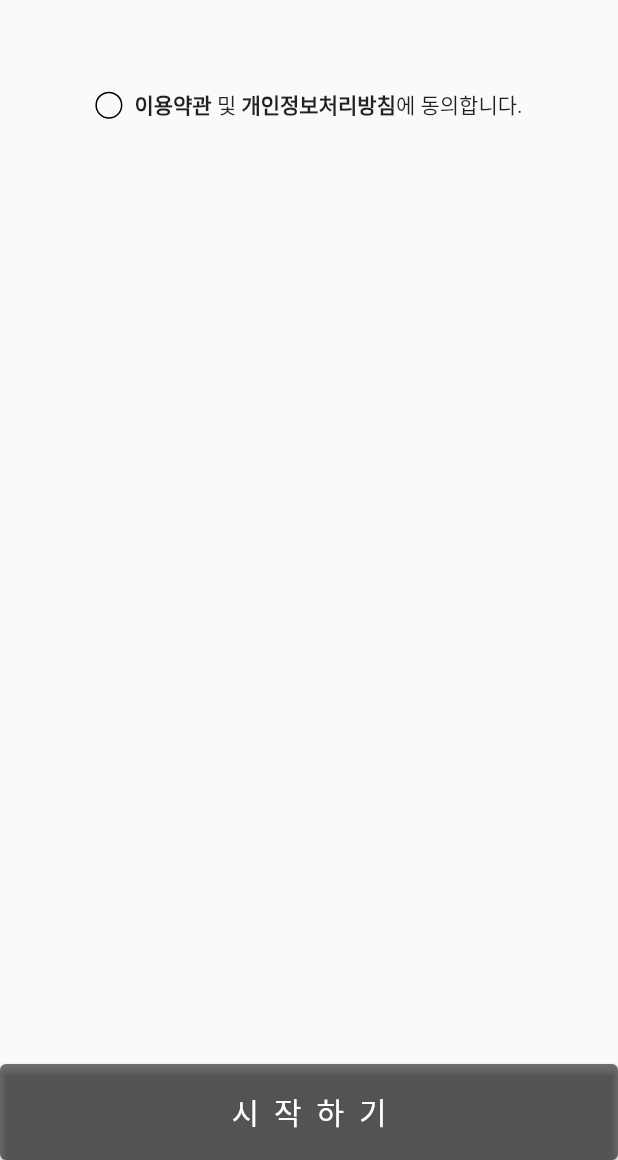
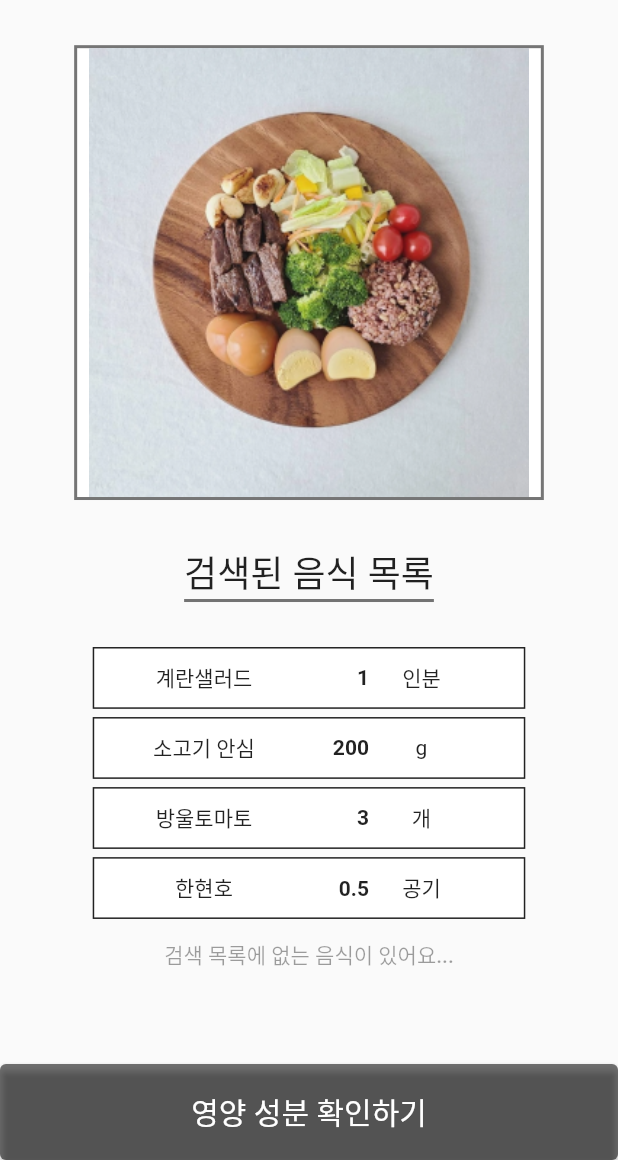
Before and after one commit to MAK-E-AT/Frontend, a Flutter app: the screen it shows after launch, on a phone screen of 412 x 824 dp, the part 76-1236 px from its top. Run offline on Flutter 3.47's test engine with Material 2 defaults, Android fonts, the phone set to English and light mode, and no system bars; our stand-ins replace flutter_dotenv, flutter_hooks, flutter_secure_storage, smooth_page_indicator, webview_flutter; missing offline and left inert: flutter_webview_plugin, kakao_flutter_sdk.

Commit message:
ui:검색된 음식목록 확인페이지\n 1. 구현 \n 2. 이미지 컨테이너에 항상 꽉차도록 수정 필\n 3. 네비게이션 바 구현 필 \n 4. 검색목록에 없는 음식이 있을 때 버튼 구현 필

```diff
--- a/makeat_fe/lib/views/analyzed_image_screen.dart
+++ b/makeat_fe/lib/views/analyzed_image_screen.dart
@@ -1,5 +1,4 @@
 import 'package:flutter/material.dart';
-import 'package:makeat_fe/widgets/custom_check_box.dart';
 
 import 'package:makeat_fe/widgets/custom_elevated_button.dart';
 
@@ -31,40 +30,115 @@ class _AnalyzedImageScreenState extends State<AnalyzedImageScreen> {
                     const SizedBox(
                       height: 30.0,
                     ),
+                    Container(
+                      decoration: BoxDecoration(
+                        color: Colors.white,
+                        border: Border.all(color: Colors.black54, width: 2),
+                      ),
+                      width: MediaQuery.of(context).size.width * 0.76,
+                      height: MediaQuery.of(context).size.height *
+                          0.368, // size 수정 필요
+                      child: Image.asset(
+                          'assets/images/sample_data/sample_food.png'),
+                    ),
+                    const SizedBox(
+                      height: 30.0,
+                    ),
+                    Container(
+                      decoration: const BoxDecoration(
+                          border: Border(
+                              bottom:
+                                  BorderSide(color: Colors.black54, width: 2))),
+                      child: const Text(
+                        "검색된 음식 목록",
+                        style: TextStyle(
+                          fontSize: 24,
+                          fontWeight: FontWeight.w500,
+                        ),
+                      ),
+                    ),
+                    const SizedBox(
+                      height: 30.0,
+                    ),
+                    SizedBox(
+                      height: MediaQuery.of(context).size.height * 0.22,
+                      child: const Column(
+                        mainAxisAlignment: MainAxisAlignment.spaceBetween,
+                        children: [
+                          food_info_textbox(
+                              foodName: '계란샐러드', quantity: '1', unit: '인분'),
+                          food_info_textbox(
+                              foodName: '소고기 안심', quantity: '200', unit: 'g'),
+                          food_info_textbox(
+                              foodName: '방울토마토', quantity: '3', unit: '개'),
+                          food_info_textbox(
+                              foodName: '한현호', quantity: '0.5', unit: '공기'),
+                        ],
+                      ),
+                    ),
+                    const TextButton(
+                      onPressed: null, // null값을 주면 비활성화 된다.
 
-                    /* 이미지 슬라이더
-                  - imagePaths, 초기 인덱스 0
-                  - JumpingDotEffect 애니메이션
-                */
-
-                    /* 키
-                  1. 숫자 타입
-                  2. 300 이하
-                  3. 소수점은 한 자리까지만 허용
-                */
-
-                    /* 체중
-                  1. 숫자 타입
-                  2. 200 이하
-                  3. 소수점은 한 자리까지만 허용
-                */
-
-                    /* 이용약관 및 개인정보처리방침 확인 */
-
-                    const CustomCheckBox(
-                      checkBoxText1: '이용약관',
-                      checkBoxText2: ' 및 ',
-                      checkBoxText3: '개인정보처리방침',
-                      checkBoxText4: '에 동의합니다.',
-                      checkBoxColor: Colors.black,
-                      checkBoxIcon: Icons.check_rounded,
-                    ),
+                      child: Text('검색 목록에 없는 음식이 있어요...'),
+                    )
                   ],
                 ),
               ),
             ),
             bottomNavigationBar: const CustomElevatedButton(
-              buttonText: '시  작  하  기',
+              buttonText: '영양 성분 확인하기',
             )));
   }
 }
+
+class food_info_textbox extends StatelessWidget {
+  final String foodName;
+  final String quantity;
+  final String unit;
+
+  const food_info_textbox({
+    Key? key,
+    required this.foodName,
+    required this.quantity,
+    required this.unit,
+  }) : super(key: key);
+
+  @override
+  Widget build(BuildContext context) {
+    return Container(
+      decoration: BoxDecoration(
+        color: Colors.white,
+        border: Border.all(color: Colors.black87, width: 1),
+      ),
+      width: MediaQuery.of(context).size.width * 0.7,
+      height: MediaQuery.of(context).size.height * 0.05,
+      child: Row(
+        mainAxisAlignment: MainAxisAlignment.center,
+        children: [
+          SizedBox(
+            width: 80,
+            child: Text(
+              foodName,
+              textAlign: TextAlign.center,
+            ),
+          ),
+          SizedBox(
+            width: 70,
+            child: Text(
+              quantity,
+              style: const TextStyle(fontWeight: FontWeight.w700),
+              textAlign: TextAlign.end,
+            ),
+          ),
+          SizedBox(
+            width: 70,
+            child: Text(
+              unit,
+              textAlign: TextAlign.center,
+            ),
+          ),
+        ],
+      ),
+    );
+  }
+}
--- a/makeat_fe/pubspec.yaml
+++ b/makeat_fe/pubspec.yaml
@@ -88,6 +88,8 @@ flutter:
     - assets/images/sample_manual/sample_manual_4.png
     - assets/images/sample_manual/sample_manual_5.png
 
+    - assets/images/sample_data/sample_food.png
+
   # An image asset can refer to one or more resolution-specific "variants", see
   # https://flutter.dev/assets-and-images/#resolution-aware
 
```
Also changed, not shown: makeat_fe/assets/images/sample_data/sample_food.png (added), makeat_fe/pubspec.lock.
